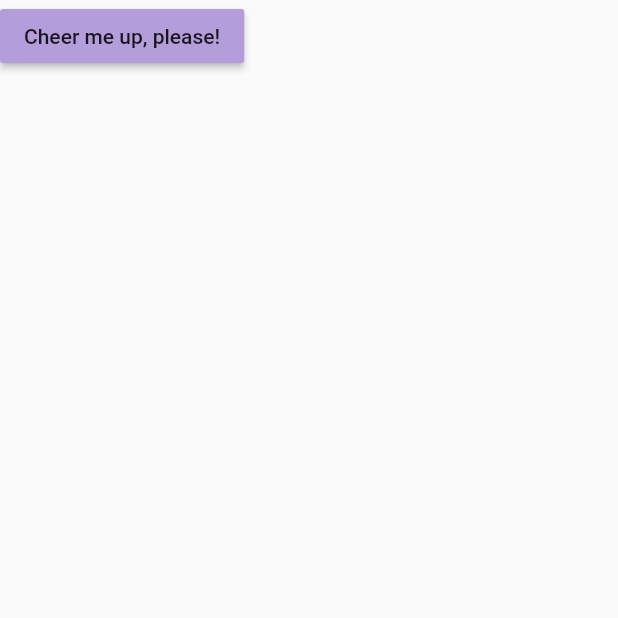
After one commit to awwsnappitsrob24/SOPlanner, a Flutter app: the SendNotificationsPage screen opened directly, on a phone screen of 412 x 824 dp, the top half of it. The commit adds this screen. Run offline on Flutter 3.47's test engine with Material 2 defaults, Android fonts, the phone set to English and light mode, and no system bars; our stand-ins replace firebase_auth, image_picker; accounts and stored records are empty.

Commit message:
Created all 4 buttons for all tabs (still need to be centered)

```diff
--- /dev/null
+++ b/lib/pages/SendNotificationsPage.dart
@@ -0,0 +1,34 @@
+import 'package:flutter/material.dart';
+
+class SendNotificationsPage extends StatefulWidget {
+  @override
+  _SendNotificationsPageState createState() => _SendNotificationsPageState();
+}
+
+class _SendNotificationsPageState extends State<SendNotificationsPage> {
+  @override
+  Widget build(BuildContext context) {
+    return Container(
+      child: Scaffold(
+        body: Column (
+          // Centralize button in the page
+          //crossAxisAlignment: CrossAxisAlignment.center,
+          //mainAxisSize: MainAxisSize.max,
+          //mainAxisAlignment: MainAxisAlignment.center,
+
+          children: <Widget>[
+            Container(
+              child: RaisedButton(
+                onPressed: () {},
+                child: Text('Cheer me up, please!'), color: Theme.of(context).primaryColor,
+              ),
+            )
+          ],
+
+
+        ),
+      ),
+
+    );
+  }
+}
```
Also changed, not shown: lib/pages/AddDatesPage.dart (added, +34 -0 lines), lib/pages/AddGiftsPage.dart (added, +34 -0 lines), lib/pages/UploadImagesPage.dart (added, +47 -0 lines), lib/pages/homepage.dart (+16 -19 lines).
